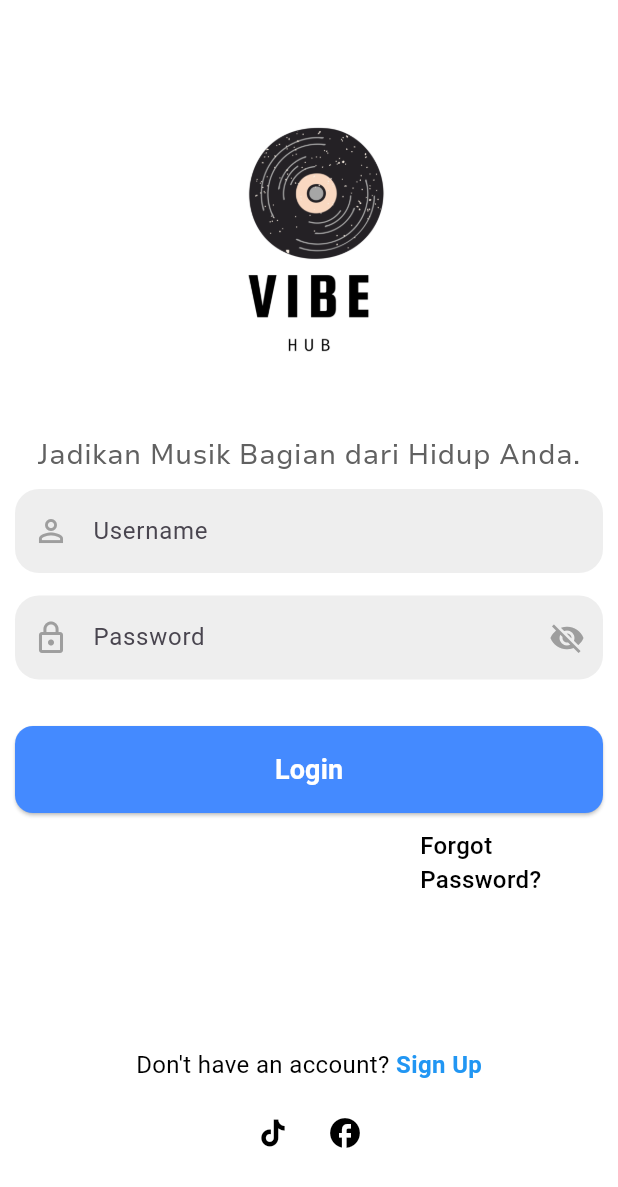
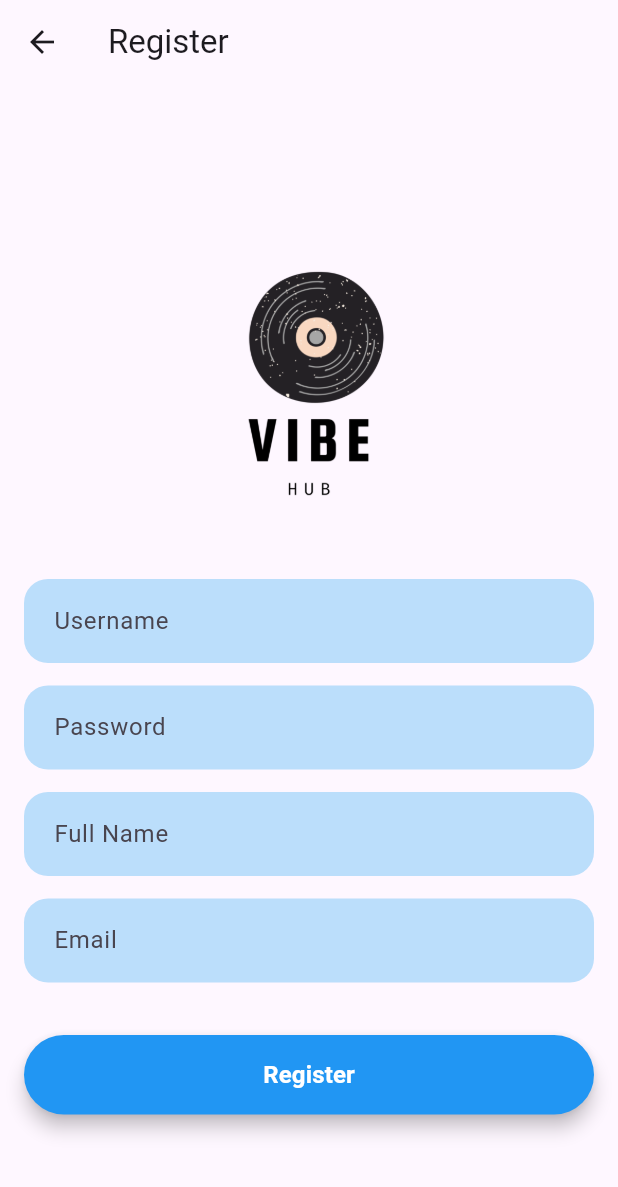
Before and after one commit to Yusuf-Rizqy-M/post_api, a Flutter app: the screen it shows after launch, after a tap on "Sign Up", on a phone screen of 412 x 824 dp. Shown: the top 1187 px of the screen. Run offline on Flutter 3.47's test engine with Material 3 defaults, Android fonts, the phone set to English and light mode, and no system bars; our stand-ins replace get, sqflite; accounts and stored records are empty; network calls fail.

Commit message:
Feat:[YR]finishing App

```diff
--- a/lib/api_login/login_controller.dart
+++ b/lib/api_login/login_controller.dart
@@ -1,24 +1,23 @@
-// login_controller.dart
 import 'package:get/get.dart';
-import 'package:post_api/api_login/ApiService.dart';
-
+import 'login_model.dart';
+import 'login_service.dart';
 
 class LoginController extends GetxController {
   var isLoading = false.obs;
   var loginStatus = "".obs;
   var token = "".obs;
 
-  final ApiServiceLogin _loginService = ApiServiceLogin();
+  final LoginService _loginService = LoginService();
 
   Future<void> login(String username, String password) async {
     isLoading.value = true;
     try {
-      final response = await _loginService.login(username, password);
-      if (response["status"] == true) {
-        loginStatus.value = response["message"];
-        token.value = response["token"];
+      final LoginModel response = await _loginService.login(username, password);
+      if (response.status) {
+        loginStatus.value = response.message;
+        token.value = response.token;
       } else {
-        loginStatus.value = "Login failed";
+        loginStatus.value = response.message;
       }
     } catch (e) {
       loginStatus.value = "Error: ${e.toString()}";
--- a/lib/page/login_page.dart
+++ b/lib/api_login/login_page.dart
@@ -1,6 +1,6 @@
 import 'package:flutter/material.dart';
 import 'package:get/get.dart';
-import '../api_login/login_controller.dart';
+import 'login_controller.dart';
 import '../widget/my_text.dart';
 import '../widget/my_textfield.dart';
 
@@ -13,7 +13,7 @@ class LoginPage extends StatelessWidget {
   Widget build(BuildContext context) {
     return Scaffold(
       backgroundColor: Colors.white,
-      body: SingleChildScrollView( // Mengganti Column dengan SingleChildScrollView
+      body: SingleChildScrollView(
         padding: const EdgeInsets.symmetric(horizontal: 10.0),
         child: Column(
           mainAxisAlignment: MainAxisAlignment.center,
@@ -32,14 +32,14 @@ class LoginPage extends StatelessWidget {
                 colors: Colors.grey[700]!,
                 fontFamily: 'NunitoSans',
                 textAlign: TextAlign.center,
-                )),
+              ),
+            ),
             SizedBox(height: 10),
             MyTextField(
               hintText: 'Username',
               controller: usernameController,
               icon: Icons.person_outline,
             ),
-
             MyTextField(
               hintText: 'Password',
               isPassword: true,
@@ -47,11 +47,9 @@ class LoginPage extends StatelessWidget {
               icon: Icons.lock_outline,
             ),
             SizedBox(height: 16),
-            // Login Button
             Obx(() => ElevatedButton(
               style: ButtonStyle(
-                backgroundColor:
-                WidgetStateProperty.all<Color>(Colors.blueAccent),
+                backgroundColor: WidgetStateProperty.all<Color>(Colors.blueAccent),
                 padding: WidgetStateProperty.all<EdgeInsets>(
                   EdgeInsets.symmetric(vertical: 16.0, horizontal: 24.0),
                 ),
@@ -64,8 +62,7 @@ class LoginPage extends StatelessWidget {
               onPressed: controller.isLoading.value
                   ? null
                   : () async {
-                if (usernameController.text.isEmpty ||
-                    passwordController.text.isEmpty) {
+                if (usernameController.text.isEmpty || passwordController.text.isEmpty) {
                   ScaffoldMessenger.of(context).showSnackBar(
                     SnackBar(
                       content: MyText(
@@ -76,32 +73,22 @@ class LoginPage extends StatelessWidget {
                       backgroundColor: Colors.redAccent,
                     ),
                   );
-                } else {await controller.login(usernameController.text,
-                    passwordController.text);
-                if (controller.loginStatus.value ==
-                    "Login success") {
-                  Get.offNamed('/dashboard');
+                } else {
+                  await controller.login(usernameController.text, passwordController.text);
+                  final message = controller.loginStatus.value;
+                  final isSuccess = message == "Login success";
                   ScaffoldMessenger.of(context).showSnackBar(
                     SnackBar(
                       content: MyText(
-                        hintText: controller.loginStatus.value,
+                        hintText: message,
                         fontSize: 16,
                         colors: Colors.white,
                       ),
-                      backgroundColor: Colors.green,
+                      backgroundColor: isSuccess ? Colors.green : Colors.red,
                     ),
                   );
-                } else {
-                  ScaffoldMessenger.of(context).showSnackBar(
-                    SnackBar(
-                      content: MyText(
-                        hintText: controller.loginStatus.value,
-                        fontSize: 16,
-                        colors: Colors.white,
-                      ),
-                      backgroundColor: Colors.red,
-                    ),
-                  );
+                  if (isSuccess) {
+                    Get.offNamed('/dashboard');
                   }
                 }
               },
@@ -117,8 +104,12 @@ class LoginPage extends StatelessWidget {
               ),
             )),
             SizedBox(height: 10),
-            Container(
-              margin: EdgeInsets.only(left: 270),
+            Align(
+              alignment: Alignment.centerRight,
+              child: GestureDetector(
+                onTap: () {
+                  // Tambahkan navigasi ke halaman lupa password
+                },
                 child: MyText(
                   hintText: "Forgot Password?",
                   fontSize: 16,
@@ -126,8 +117,8 @@ class LoginPage extends StatelessWidget {
                   colors: Colors.black,
                 ),
               ),
+            ),
             SizedBox(height: 100),
-            // Sign Up Text
             Row(
               mainAxisAlignment: MainAxisAlignment.center,
               children: [
@@ -138,7 +129,7 @@ class LoginPage extends StatelessWidget {
                 ),
                 GestureDetector(
                   onTap: () {
-
+                    Get.toNamed("/regis");
                   },
                   child: MyText(
                     hintText: 'Sign Up',
@@ -150,19 +141,18 @@ class LoginPage extends StatelessWidget {
               ],
             ),
             SizedBox(height: 10),
-            // Social Media Login
             Row(
               mainAxisAlignment: MainAxisAlignment.center,
               children: [
                 IconButton(
                   onPressed: () {
-                    // Aksi login dengan Google
+                    // Aksi login dengan TikTok
                   },
                   icon: Icon(Icons.tiktok, color: Colors.black),
                 ),
                 IconButton(
                   onPressed: () {
-                    // Aksi login dengan Apple
+                    // Aksi login dengan Facebook
                   },
                   icon: Icon(Icons.facebook, color: Colors.black),
                 ),
--- a/lib/api_login/ApiService.dart
+++ b/lib/api_login/login_service.dart
@@ -1,11 +1,12 @@
-// login_service.dart
 import 'dart:convert';
 import 'package:http/http.dart' as http;
 
-class ApiServiceLogin {
+import 'login_model.dart';
+
+class LoginService {
   final String _baseUrl = "https://mediadwi.com/api/latihan/login";
 
-  Future<Map<String, dynamic>> login(String username, String password) async {
+  Future<LoginModel> login(String username, String password) async {
     final response = await http.post(
       Uri.parse(_baseUrl),
       headers: {"Content-Type": "application/x-www-form-urlencoded"},
@@ -16,7 +17,7 @@ class ApiServiceLogin {
     );
 
     if (response.statusCode == 200) {
-      return json.decode(response.body);
+      return LoginModel.fromJson(json.decode(response.body));
     } else {
       throw Exception("Failed to login");
     }
--- /dev/null
+++ b/lib/api_register/register_controller.dart
@@ -0,0 +1,31 @@
+// controllers/register_controller.dart
+import 'package:get/get.dart';
+import 'package:post_api/api_register/register_model.dart';
+import 'package:post_api/api_register/register_service.dart';
+
+class RegisterController extends GetxController {
+  var isLoading = false.obs;
+  var registerStatus = "".obs;
+
+  final RegisterService _registerService = RegisterService();
+
+  Future<void> register(
+      String username, String password, String fullName, String email) async {
+    isLoading.value = true;
+    try {
+      final RegisterResponseModel response =
+      await _registerService.register(username, password, fullName, email);
+      registerStatus.value = response.message;
+
+      if (response.status) {
+        Get.offNamed('/'); // Berpindah ke halaman login
+      } else {
+        throw (response.message);
+      }
+    } catch (e) {
+      registerStatus.value = "Error: ${e.toString()}";
+    } finally {
+      isLoading.value = false;
+    }
+  }
+}
--- /dev/null
+++ b/lib/api_register/register_model.dart
@@ -0,0 +1,17 @@
+// models/register_response_model.dart
+class RegisterResponseModel {
+  final bool status;
+  final String message;
+
+  RegisterResponseModel({
+    required this.status,
+    required this.message,
+  });
+
+  factory RegisterResponseModel.fromJson(Map<String, dynamic> json) {
+    return RegisterResponseModel(
+      status: json['status'] ?? false,
+      message: json['message'] ?? '',
+    );
+  }
+}
--- /dev/null
+++ b/lib/api_register/register_page.dart
@@ -0,0 +1,106 @@
+import 'package:flutter/material.dart';
+import 'package:get/get.dart';
+import '../widget/my_text.dart';
+import '../widget/my_textfield.dart';
+import 'register_controller.dart';
+
+class RegisterPage extends StatelessWidget {
+  final RegisterController controller = Get.put(RegisterController());
+  final TextEditingController usernameController = TextEditingController();
+  final TextEditingController passwordController = TextEditingController();
+  final TextEditingController fullNameController = TextEditingController();
+  final TextEditingController emailController = TextEditingController();
+
+  void register(BuildContext context) {
+    if (usernameController.text.isEmpty ||
+        passwordController.text.isEmpty ||
+        fullNameController.text.isEmpty ||
+        emailController.text.isEmpty) {
+      ScaffoldMessenger.of(context).showSnackBar(
+        SnackBar(
+          content: Text('Semua field harus diisi!'),
+          backgroundColor: Colors.red,
+        ),
+      );
+    } else {
+      controller.register(
+        usernameController.text,
+        passwordController.text,
+        fullNameController.text,
+        emailController.text,
+      );
+    }
+  }
+
+  @override
+  Widget build(BuildContext context) {
+    return Scaffold(
+      appBar: AppBar(
+        title: Text('Register'),
+      ),
+      body: Padding(
+        padding: const EdgeInsets.all(16.0),
+        child: Column(
+          mainAxisAlignment: MainAxisAlignment.center,
+          crossAxisAlignment: CrossAxisAlignment.stretch,
+          children: [
+            SizedBox(height: 40),
+            Image.asset(
+              "assets/images/vibe.png",
+              width: 250,
+              height: 250,
+            ),
+            MyTextField(
+              hintText: 'Username',
+              controller: usernameController,
+            ),
+            MyTextField(
+              hintText: 'Password',
+              controller: passwordController,
+            ),
+            MyTextField(
+              hintText: 'Full Name',
+              controller: fullNameController,
+            ),
+            MyTextField(
+              hintText: 'Email',
+              controller: emailController,
+            ),
+            SizedBox(height: 20),
+            Obx(() {
+              return controller.isLoading.value
+                  ? CircularProgressIndicator()
+                  : ElevatedButton(
+                onPressed: () => register(context),
+                style: ElevatedButton.styleFrom(
+                  backgroundColor: Colors.blue, // Warna background button
+                  padding: EdgeInsets.symmetric(
+                      vertical: 15, horizontal: 20), // Padding
+                  shape: RoundedRectangleBorder(
+                    borderRadius: BorderRadius.circular(30), // Radius
+                  ),
+                  elevation: 5, // Efek bayangan
+                ),
+                child: Text(
+                  'Register',
+                  style: TextStyle(
+                    color: Colors.white,
+                    fontSize: 16,
+                    fontWeight: FontWeight.bold,
+                  ),
+                ),
+              );
+            }),
+            SizedBox(height: 20),
+            Obx(() {
+              return Text(
+                controller.registerStatus.value,
+                style: TextStyle(color: Colors.green),
+              );
+            }),
+          ],
+        ),
+      ),
+    );
+  }
+}
--- /dev/null
+++ b/lib/api_register/register_service.dart
@@ -0,0 +1,28 @@
+// services/register_service.dart
+import 'dart:convert';
+import 'package:http/http.dart' as http;
+import 'package:post_api/api_register/register_model.dart';
+
+class RegisterService {
+  final String baseUrl = 'https://mediadwi.com';
+
+  Future<RegisterResponseModel> register(
+      String username, String password, String fullName, String email) async {
+    final response = await http.post(
+      Uri.parse('$baseUrl/api/latihan/register-user'),
+      body: {
+        'username': username,
+        'password': password,
+        'full_name': fullName,
+        'email': email,
+      },
+    );
+
+    if (response.statusCode == 200) {
+      final Map<String, dynamic> responseData = json.decode(response.body);
+      return RegisterResponseModel.fromJson(responseData);
+    } else {
+      throw ('Failed to register user');
+    }
+  }
+}
--- a/lib/main.dart
+++ b/lib/main.dart
@@ -1,7 +1,8 @@
 import 'package:flutter/material.dart';
 import 'package:get/get.dart';
+import 'package:post_api/api_register/register_page.dart';
 import 'package:post_api/detail/detail_page_one%20direction.dart';
-import 'package:post_api/page/login_page.dart';
+import 'package:post_api/api_login/login_page.dart';
 import 'package:post_api/page/responsive_layout.dart';
 import 'bindings/bindings.dart';
 import 'controller/responsive_controller.dart';
@@ -15,10 +16,11 @@ class MyApp extends StatelessWidget {
   Widget build(BuildContext context) {
     final ResponsiveController controllers =Get.put(ResponsiveController());
     return GetMaterialApp(
-      initialRoute: '/home',
+      initialRoute: '/login',
       getPages: [
         //list all page here
-        GetPage(name: '/home', page: () => LoginPage()),
+        GetPage(name: '/login', page: () => LoginPage()),
+        GetPage(name: '/regis', page: () => RegisterPage()),
         GetPage(name: '/detailonedirection', page: () => DetailPageOnedirection()),
         GetPage(name: '/dashboard', page: () =>LayoutBuilder(builder: (context, constraints) {
           controllers.updateScreenWidth(constraints.maxWidth);
--- a/lib/menus/popular_menu.dart
+++ b/lib/menus/popular_menu.dart
@@ -1,6 +1,6 @@
 import 'package:flutter/material.dart';
 import 'package:get/get.dart';
-import 'package:post_api/item_artist.dart';
+import 'package:post_api/model/item_artist.dart';
 import 'package:post_api/model/modelartist.dart';
 
 import '../widget/my_text.dart';
--- a/lib/widget/my_textfield.dart
+++ b/lib/widget/my_textfield.dart
@@ -40,7 +40,7 @@ class _MyTextFieldState extends State<MyTextField> {
               ? IconButton(
             icon: Icon(
               _isPasswordVisible ? Icons.visibility : Icons.visibility_off,
-              color: Colors.grey,
+              color: Colors.blueGrey,
             ),
             onPressed: () {
               setState(() {
@@ -50,7 +50,7 @@ class _MyTextFieldState extends State<MyTextField> {
           )
               : null,
           filled: true,
-          fillColor: Colors.grey[200],
+          fillColor: Colors.blue[100],
           border: OutlineInputBorder(
             borderRadius: BorderRadius.circular(16),
             borderSide: BorderSide.none,
```
Also changed, not shown: lib/api_login/login_model.dart (added, +19 -0 lines), lib/model/item_artist.dart (renamed from lib/item_artist.dart). Lines whose indentation alone changed are shown as unchanged.
